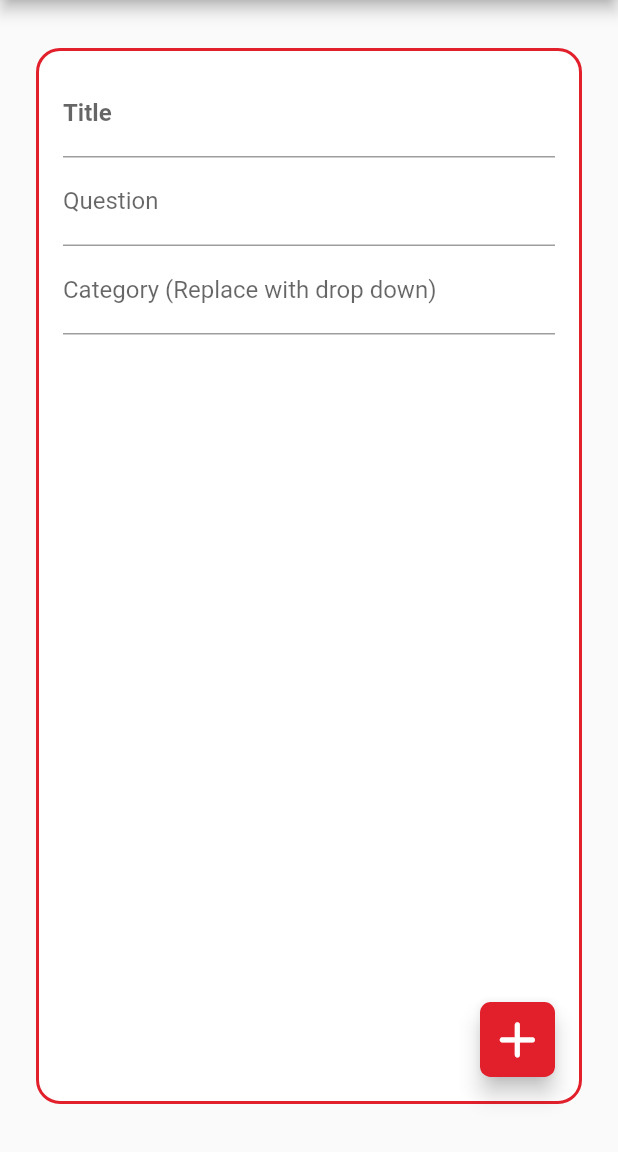
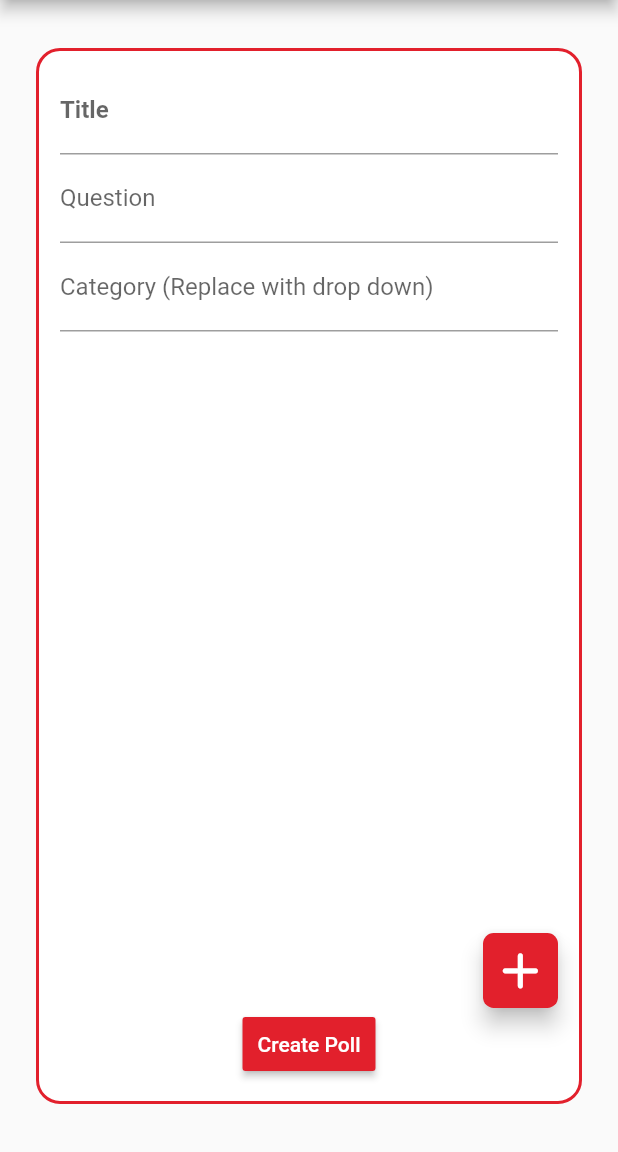
Before and after one commit to airruti/Snapoll, a Flutter app: the Home screen opened directly, after a tap on the "add box" icon, on a phone screen of 412 x 824 dp, the part 84-1236 px from its top. Run offline on Flutter 3.47's test engine with Material 2 defaults, Android fonts, the phone set to English and light mode, and no system bars; our stand-ins replace cloud_firestore, firebase_auth, firebase_core; accounts and stored records are empty.

Commit message:
bug fixes

```diff
--- a/lib/screens/PollCreation.dart
+++ b/lib/screens/PollCreation.dart
@@ -2,6 +2,7 @@ import 'package:flutter/material.dart';
 import 'package:snapoll/screens/home.dart';
 import 'package:firebase_auth/firebase_auth.dart';
 import 'package:cloud_firestore/cloud_firestore.dart';
+import 'package:uuid/uuid.dart';
 
 // Poll creation screen
 
@@ -11,27 +12,15 @@ class Creator extends StatefulWidget {
 }
 
 class _CreatorState extends State<Creator> {
+  final db = FirebaseFirestore.instance;
   final auth = FirebaseAuth.instance;
+
   List<DynamicChoice> dynamicList = [];
 
-  List<String> choices = [];
-  String title;
-  String tags;
-
-  addDynamic() {
-    debugPrint("Add Pressed");
-    if (choices.length != 0) {
-      choices = [];
-      dynamicList = [];
-      debugPrint("Add Reset");
-    }
-    setState(() {});
-    if (dynamicList.length >= 6) {
-      return;
-    }
-    dynamicList.add(DynamicChoice());
-    debugPrint("Added Field");
-  }
+  List<TextEditingController> choices = [];
+  TextEditingController title = TextEditingController();
+  TextEditingController question = TextEditingController();
+  TextEditingController category = TextEditingController();
 
   @override
   Widget build(BuildContext context) {
@@ -99,19 +88,22 @@ class _CreatorState extends State<Creator> {
                     16.0), // Border radius for each poll, a higher number would make it more round
               ),
               child: Padding(
-                padding: const EdgeInsets.all(12.0),
+                padding: const EdgeInsets.all(10.0),
                 child: Column(
                   children: [
                     TextField(
+                        controller: title,
                         textAlign: TextAlign.center,
                         style: TextStyle(
                             color: const Color(0xFFE2202C),
                             fontWeight: FontWeight.bold),
                         decoration: InputDecoration(labelText: 'Title')),
                     TextField(
+                        controller: question,
                         textAlign: TextAlign.center,
                         decoration: InputDecoration(labelText: 'Question')),
                     TextField(
+                        controller: category,
                         decoration: InputDecoration(
                             labelText: 'Category (Replace with drop down)')),
                     Padding(padding: EdgeInsets.fromLTRB(4, 8, 4, 4)),
@@ -134,6 +126,15 @@ class _CreatorState extends State<Creator> {
                         ),
                       ],
                     ),
+                    RaisedButton(
+                      padding: EdgeInsets.all(10),
+                      color: Color(0xFFE2202C),
+                      textColor: Colors.white,
+                      onPressed: () {
+                        databasePoll();
+                      },
+                      child: Text("Create Poll"),
+                    ),
                   ],
                 ),
               ),
@@ -142,6 +143,32 @@ class _CreatorState extends State<Creator> {
         ),
       ),
     ); //End of Scaffold
+  }
+
+  databasePoll() {
+    final String storage = Uuid().v4();
+    db.collection("polls").doc(storage).set(
+      {
+        "Poll Question": question.text,
+        "Answers": [choices.toString()],
+        "Title": title.text,
+      },
+    );
+  }
+
+  addDynamic() {
+    debugPrint("Add Pressed");
+    if (choices.length != 0) {
+      choices = [];
+      dynamicList = [];
+      debugPrint("Add Reset");
+    }
+    setState(() {});
+    if (dynamicList.length >= 6) {
+      return;
+    }
+    dynamicList.add(DynamicChoice());
+    debugPrint("Added Field");
   } //Build End
 }
 
@@ -163,7 +190,7 @@ class _DynamicChoiceState extends State<DynamicChoice> {
         autofocus: true,
         decoration: InputDecoration(
             // Increment the choice count
-            hintText: 'Choice 0',
+            hintText: 'Choice',
             border: OutlineInputBorder(
               borderRadius: BorderRadius.all(Radius.circular(8.0)),
               borderSide: const BorderSide(color: Colors.red),
--- a/lib/screens/home.dart
+++ b/lib/screens/home.dart
@@ -1,8 +1,12 @@
 import 'package:flutter/material.dart';
 import 'package:snapoll/screens/PollCreation.dart';
+import 'package:snapoll/screens/login_page.dart';
 import 'package:snapoll/widgets.dart';
 import 'package:firebase_auth/firebase_auth.dart';
 import 'package:cloud_firestore/cloud_firestore.dart';
+import 'package:uuid/uuid.dart';
+
+import 'create_poll.dart';
 
 class Home extends StatefulWidget {
   @override
@@ -10,7 +14,11 @@ class Home extends StatefulWidget {
 }
 
 class _HomeState extends State<Home> {
+
   final auth = FirebaseAuth.instance;
+  final db = FirebaseFirestore.instance;
+  String uid = Uuid().v4();
+  List<Widget> polls = [PollCard()];
   @override
   Widget build(BuildContext context) {
     return Scaffold(
@@ -23,9 +31,12 @@ class _HomeState extends State<Home> {
           children: [
             IconButton(
                 iconSize: 30,
-              icon: Icon(Icons.arrow_back_rounded, color: Colors.white),
-              onPressed: () => Navigator.of(context).pop(),
-            ),
+                icon: Icon(Icons.logout, color: Colors.white),
+                onPressed: () {
+                  auth.signOut();
+                  Navigator.push(context,
+                      MaterialPageRoute(builder: (context) => Login()));
+                }),
             Expanded(
                 child: Padding(
               padding: const EdgeInsets.only(left: 15.0),
@@ -58,6 +69,22 @@ class _HomeState extends State<Home> {
           ),
         ],
       ),
+      body: Container(
+        padding: EdgeInsets.symmetric(horizontal: 10, vertical: 5),
+        child: FutureBuilder<DocumentSnapshot>(
+          builder:
+              (BuildContext context, AsyncSnapshot<DocumentSnapshot> snapshot) {
+            if (snapshot.connectionState == ConnectionState.done) {
+              Map<String, dynamic> data = snapshot.data.data();
+              polls.clear();
+              for (int i = 0; i < data["polls"].length; i++) {
+                polls.add(data["polls"[i]]);
+              }
+            }
+            return PollCard();
+          },
+        ),
+      ),
     );
   }
 }
```
Also changed, not shown: lib/screens/create_poll.dart (added, +36 -0 lines), lib/screens/signup.dart (+14 -5 lines), lib/widgets.dart (+12 -6 lines). Lines whose indentation alone changed are shown as unchanged.
